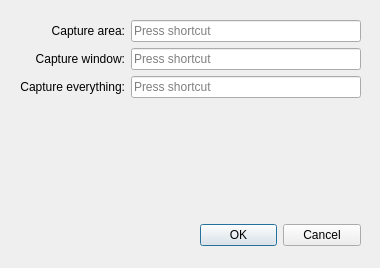
This is src/settings.ui in tjubutsi/Skypush as Qt 5 draws it before an edit. The edited form follows.
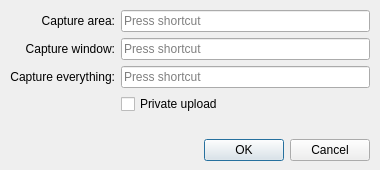
This is the edited form.

Commit message: Added new API (users/auth/clients/new upload)

Diff of the .ui file:
```diff
--- a/src/settings.ui
+++ b/src/settings.ui
@@ -7,7 +7,7 @@
     <x>0</x>
     <y>0</y>
     <width>380</width>
-    <height>268</height>
+    <height>170</height>
    </rect>
   </property>
   <property name="sizePolicy">
@@ -16,18 +16,33 @@
     <verstretch>0</verstretch>
    </sizepolicy>
   </property>
+  <property name="minimumSize">
+   <size>
+    <width>380</width>
+    <height>170</height>
+   </size>
+  </property>
+  <property name="maximumSize">
+   <size>
+    <width>380</width>
+    <height>170</height>
+   </size>
+  </property>
   <property name="windowTitle">
    <string>Skypush - Settings</string>
   </property>
+  <widget class="QWidget" name="gridWidget" native="true">
+   <property name="geometry">
+    <rect>
+     <x>10</x>
+     <y>10</y>
+     <width>360</width>
+     <height>151</height>
+    </rect>
+   </property>
+   <layout class="QGridLayout" name="gridLayout">
+    <item row="2" column="0">
   <widget class="QDialogButtonBox" name="buttonBox">
-   <property name="geometry">
-    <rect>
-     <x>200</x>
-     <y>220</y>
-     <width>161</width>
-     <height>31</height>
-    </rect>
-   </property>
    <property name="orientation">
     <enum>Qt::Horizontal</enum>
    </property>
@@ -35,15 +50,8 @@
     <set>QDialogButtonBox::Cancel|QDialogButtonBox::Ok</set>
    </property>
   </widget>
-  <widget class="QWidget" name="formLayoutWidget">
-   <property name="geometry">
-    <rect>
-     <x>20</x>
-     <y>20</y>
-     <width>341</width>
-     <height>81</height>
-    </rect>
-   </property>
+    </item>
+    <item row="1" column="0">
    <layout class="QFormLayout" name="formLayout">
     <property name="labelAlignment">
      <set>Qt::AlignRight|Qt::AlignTrailing|Qt::AlignVCenter</set>
@@ -58,9 +66,6 @@
       </property>
      </widget>
     </item>
-    <item row="0" column="1">
-     <widget class="QKeySequenceEdit" name="editAreaHotkey"/>
-    </item>
     <item row="1" column="0">
      <widget class="QLabel" name="label_2">
       <property name="text">
@@ -87,6 +92,18 @@
     <item row="2" column="1">
      <widget class="QKeySequenceEdit" name="editEverythingHotkey"/>
     </item>
+      <item row="0" column="1">
+       <widget class="QKeySequenceEdit" name="editAreaHotkey"/>
+      </item>
+      <item row="3" column="1">
+       <widget class="QCheckBox" name="privateUploadCheckBox">
+        <property name="text">
+         <string>Private upload</string>
+        </property>
+       </widget>
+      </item>
+     </layout>
+    </item>
    </layout>
   </widget>
  </widget>
```
Left out of the diff: 19 changed lines with no effect on the pictures. Lines whose indentation alone changed are shown as unchanged. The commit also changes 13 other files.
